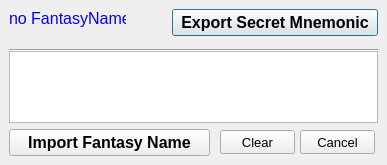
Above: tradingfootball/fnametool.ui from protoblock/protoblock before the change. Below: the same form after it.
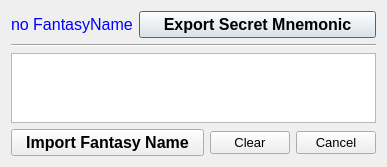
That is the form after the change.

Commit message: fixed Dynamic sort and tool gui

```diff
--- a/tradingfootball/fnametool.ui
+++ b/tradingfootball/fnametool.ui
@@ -19,15 +19,9 @@
   <property name="autoFillBackground">
    <bool>true</bool>
   </property>
+  <layout class="QGridLayout" name="gridLayout">
+   <item row="0" column="0">
   <widget class="QLabel" name="usefname">
-   <property name="geometry">
-    <rect>
-     <x>9</x>
-     <y>9</y>
-     <width>117</width>
-     <height>19</height>
-    </rect>
-   </property>
    <property name="font">
     <font>
      <pointsize>12</pointsize>
@@ -43,15 +37,9 @@
     <string>&lt;html&gt;&lt;head/&gt;&lt;body&gt;&lt;p&gt;&lt;span style=&quot; color:#0000ff;&quot;&gt;no FantasyName&lt;/span&gt;&lt;/p&gt;&lt;/body&gt;&lt;/html&gt;</string>
    </property>
   </widget>
+   </item>
+   <item row="0" column="1" colspan="3">
   <widget class="QPushButton" name="exportButton">
-   <property name="geometry">
-    <rect>
-     <x>172</x>
-     <y>9</y>
-     <width>206</width>
-     <height>27</height>
-    </rect>
-   </property>
    <property name="sizePolicy">
     <sizepolicy hsizetype="Minimum" vsizetype="Fixed">
      <horstretch>0</horstretch>
@@ -72,15 +60,9 @@
     <string>Export Secret Mnemonic</string>
    </property>
   </widget>
+   </item>
+   <item row="1" column="0" colspan="4">
   <widget class="Line" name="line">
-   <property name="geometry">
-    <rect>
-     <x>9</x>
-     <y>42</y>
-     <width>369</width>
-     <height>16</height>
-    </rect>
-   </property>
    <property name="font">
     <font>
      <pointsize>12</pointsize>
@@ -90,15 +72,9 @@
     <enum>Qt::Horizontal</enum>
    </property>
   </widget>
+   </item>
+   <item row="2" column="0" colspan="4">
   <widget class="QPlainTextEdit" name="importMnemonic">
-   <property name="geometry">
-    <rect>
-     <x>9</x>
-     <y>51</y>
-     <width>369</width>
-     <height>72</height>
-    </rect>
-   </property>
    <property name="font">
     <font>
      <pointsize>10</pointsize>
@@ -117,15 +93,9 @@
     <string notr="true">To import a FantasyName, enter your 12 word secret mnemonic here. </string>
    </property>
   </widget>
+   </item>
+   <item row="3" column="0" colspan="2">
   <widget class="QPushButton" name="importButton">
-   <property name="geometry">
-    <rect>
-     <x>9</x>
-     <y>129</y>
-     <width>201</width>
-     <height>27</height>
-    </rect>
-   </property>
    <property name="font">
     <font>
      <pointsize>12</pointsize>
@@ -140,15 +110,9 @@
     <string>Import Fantasy Name</string>
    </property>
   </widget>
+   </item>
+   <item row="3" column="2">
   <widget class="QPushButton" name="clearButton">
-   <property name="geometry">
-    <rect>
-     <x>220</x>
-     <y>130</y>
-     <width>75</width>
-     <height>24</height>
-    </rect>
-   </property>
    <property name="font">
     <font>
      <pointsize>10</pointsize>
@@ -158,15 +122,9 @@
     <string>Clear</string>
    </property>
   </widget>
+   </item>
+   <item row="3" column="3">
   <widget class="QPushButton" name="cancelButton">
-   <property name="geometry">
-    <rect>
-     <x>300</x>
-     <y>130</y>
-     <width>75</width>
-     <height>24</height>
-    </rect>
-   </property>
    <property name="font">
     <font>
      <pointsize>10</pointsize>
@@ -176,6 +134,8 @@
     <string>Cancel</string>
    </property>
   </widget>
+   </item>
+  </layout>
  </widget>
  <resources/>
  <connections/>
```
Lines whose indentation alone changed are shown as unchanged. The commit also changes 7 other files.
